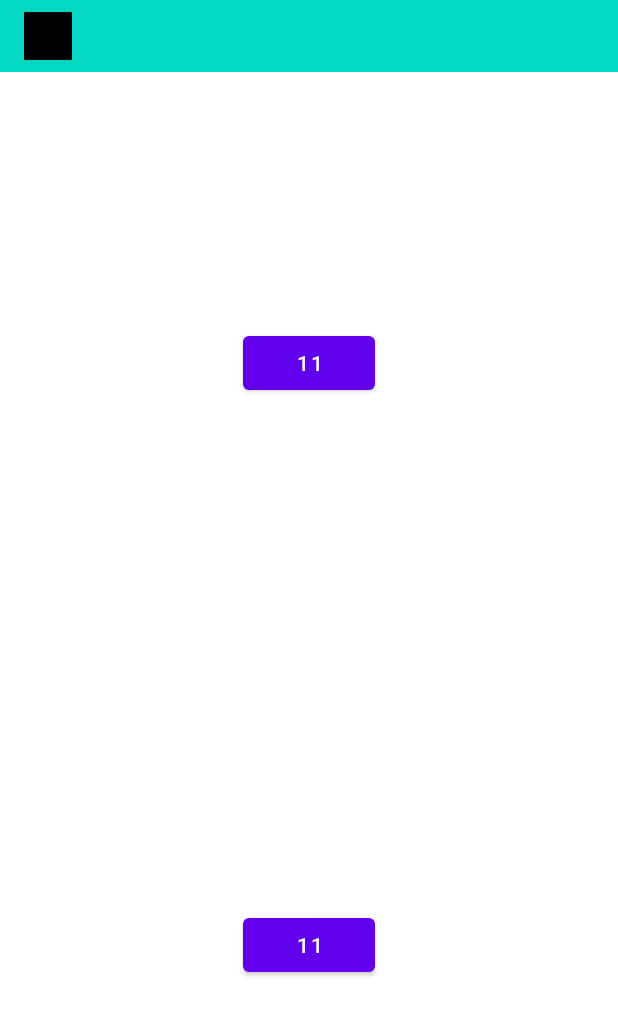
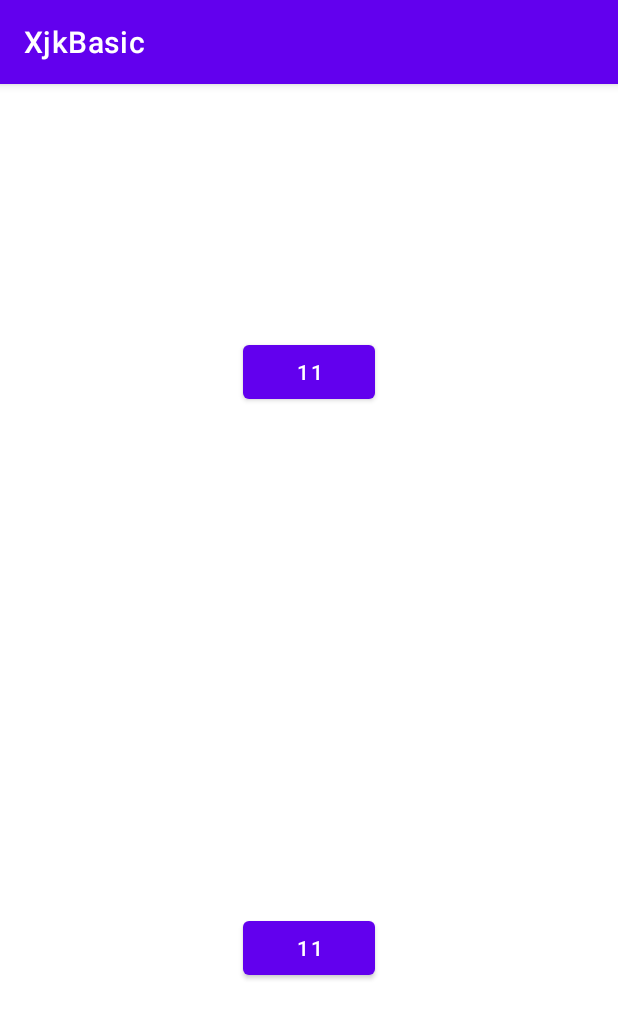
Before and after one commit to lianxin0119/XjkBasic, an Android app: the TestActivity screen opened directly, with no data from a screen before it, on a phone screen of 412 x 824 dp. Shown: the top 1019 px of the screen. Run offline under Robolectric (Android 15) with nearby library versions, the phone set to English and light mode, and no system bars; libraries missing offline, so code that uses them is left out: com.blankj.utilcode; 3 statements that could not run were skipped.

Commit message:
1.去掉BaseTitleActivity 2.todo:createSSLSocketFactory

```diff
--- a/app/src/main/AndroidManifest.xml
+++ b/app/src/main/AndroidManifest.xml
@@ -9,7 +9,7 @@
         android:label="@string/app_name"
         android:roundIcon="@mipmap/ic_launcher_round"
         android:supportsRtl="true"
-        android:theme="@style/Theme.Basic">
+        android:theme="@style/Theme.XjkBasic">
 
         <activity
             android:name=".ui.main.MainActivity"
--- a/app/src/main/java/com/xjk/basic/ui/main/MainActivity.kt
+++ b/app/src/main/java/com/xjk/basic/ui/main/MainActivity.kt
@@ -5,13 +5,13 @@ import com.blankj.utilcode.util.ToastUtils
 import com.xjk.base.app.BaseApplication
 import com.xjk.base.extand.click
 import com.xjk.base.integration.AppManager
-import com.xjk.base.ui.activity.BaseTitleActivity
+import com.xjk.base.ui.activity.BaseActivity
 import com.xjk.basic.databinding.ActivityMainBinding
-import org.kodein.di.generic.instance
 import com.xjk.basic.ui.test.activity.TestActivity
 import com.xjk.basic.ui.test.viewmodel.TestViewModel
+import org.kodein.di.generic.instance
 
-class MainActivity : BaseTitleActivity<ActivityMainBinding>() {
+class MainActivity : BaseActivity<ActivityMainBinding>() {
 
     override fun initViewBinding() = ActivityMainBinding.inflate(layoutInflater)
 
--- a/base/src/main/java/com/xjk/base/extand/PermissionsEx.kt
+++ b/base/src/main/java/com/xjk/base/extand/PermissionsEx.kt
@@ -25,5 +25,4 @@ fun FragmentActivity.requestPermissions(
                 onDenied?.invoke()
             }
         }
-
 }
--- a/base/src/main/java/com/xjk/base/net/http/converter/AbnormalRequestBodyConverter.kt
+++ b/base/src/main/java/com/xjk/base/net/http/converter/AbnormalRequestBodyConverter.kt
@@ -4,6 +4,7 @@ import com.google.gson.Gson
 import com.google.gson.TypeAdapter
 import okhttp3.MediaType.Companion.toMediaTypeOrNull
 import okhttp3.RequestBody
+import okhttp3.RequestBody.Companion.toRequestBody
 import okio.Buffer
 import retrofit2.Converter
 import java.io.OutputStreamWriter
@@ -27,6 +28,6 @@ class AbnormalRequestBodyConverter<T>(
         val jsonWriter = gson.newJsonWriter(writer)
         adapter.write(jsonWriter, value)
         jsonWriter.close()
-        return RequestBody.create(mediaType, buffer.readByteString())
+        return buffer.readByteString().toRequestBody(mediaType)
     }
 }
--- a/base/src/main/java/com/xjk/base/ui/activity/BaseActivity.kt
+++ b/base/src/main/java/com/xjk/base/ui/activity/BaseActivity.kt
@@ -29,7 +29,7 @@ abstract class BaseActivity<T : ViewBinding> : AppCompatActivity() {
     /**
      * 初始化ViewBinding, 并将对象设置到界面的contentView中
      */
-    internal open fun inflateViewBinding() {
+    open fun inflateViewBinding() {
         binding = initViewBinding()
         setContentView(binding.root)
     }
--- a/base/src/main/java/com/xjk/base/ui/activity/BaseTitleActivity.kt
+++ /dev/null
@@ -1,136 +0,0 @@
-package com.xjk.base.ui.activity
-
-import android.view.Gravity
-import android.widget.FrameLayout
-import android.widget.ImageView
-import android.widget.TextView
-import androidx.annotation.DrawableRes
-import androidx.annotation.StringRes
-import androidx.viewbinding.ViewBinding
-import com.xjk.base.databinding.BaseActivityBaseTitleBinding
-import com.xjk.base.databinding.BaseLayoutTitleBarBinding
-import com.xjk.base.extand.click
-import com.xjk.base.extand.visible
-
-/**
- * description : 带TitleBar的Activity基类
- *
- * Create by LianXin on 2022/7/30 13:44
- */
-abstract class BaseTitleActivity<T : ViewBinding> : BaseActivity<T>() {
-
-    /**
-     * titleBar的ViewBinding实例
-     */
-    private lateinit var headBinding: BaseLayoutTitleBarBinding
-
-    /**
-     * 设置界面标题的文字
-     */
-    protected var titleBarName: CharSequence? = null
-        set(value) {
-            if (this::headBinding.isInitialized) {
-                headBinding.tvTitleBarTitle.text = value
-            }
-            field = value
-        }
-
-    override fun inflateViewBinding() {
-        val viewBinding = BaseActivityBaseTitleBinding.inflate(layoutInflater)
-        headBinding = viewBinding.includeTitleBar
-        binding = initViewBinding()
-        initHeadView()
-        viewBinding.flContent.addView(
-            binding.root,
-            FrameLayout.LayoutParams.MATCH_PARENT,
-            FrameLayout.LayoutParams.MATCH_PARENT
-        )
-        setContentView(viewBinding.root)
-    }
-
-    /**
-     * 初始化界面的titleBar
-     */
-    private fun initHeadView() {
-        headBinding.tvTitleBarTitle.text = titleBarName
-        headBinding.ivTitleBarBack.click(this::onBackPressed)
-    }
-
-    // region 设置标题等相关信息
-
-    /**
-     * 界面标题设置到界面中间
-     */
-    protected fun setTitleOnCenter() {
-        headBinding.tvTitleBarTitle.gravity = Gravity.CENTER
-    }
-
-    /**
-     * 设置界面标题的样式
-     */
-    protected fun setTitleStyle(style: TextView.() -> Unit) {
-        headBinding.tvTitleBarTitle.apply(style)
-    }
-
-    // endregion
-
-    // region 设置右侧的按钮的回调/样式等
-
-    /**
-     * 设置右侧的按钮的回调
-     */
-    protected fun setRightOptionImg(@DrawableRes resId: Int, onClick: () -> Unit) {
-        headBinding.ivTitleBarOption.run {
-            setImageResource(resId)
-            visible()
-            click(onClick)
-        }
-    }
-
-    /**
-     * 设置右侧的按钮的回调
-     */
-    protected fun setRightOptionTv(@StringRes text: Int, onClick: () -> Unit) {
-        val str = getString(text)
-        setRightOptionTv(str, onClick)
-    }
-
-    /**
-     * 设置右侧的按钮的回调
-     */
-    protected fun setRightOptionTv(text: CharSequence, onClick: () -> Unit) {
-        headBinding.tvTitleBarOption.run {
-            setText(text)
-            visible()
-            click(onClick)
-        }
-    }
-
-    /**
-     * 设置右侧的按钮的回调
-     */
-    protected fun setRightOption(
-        @DrawableRes resId: Int,
-        text: CharSequence,
-        onClick: () -> Unit
-    ) {
-        setRightOptionImg(resId, onClick)
-        setRightOptionTv(text, onClick)
-    }
-
-    /**
-     * 设置右侧图片样式
-     */
-    protected fun setRightImgStyle(style: ImageView.() -> Unit) {
-        headBinding.ivTitleBarOption.apply(style)
-    }
-
-    /**
-     * 设置右侧文字样式
-     */
-    protected fun setRightIvStyle(style: TextView.() -> Unit) {
-        headBinding.tvTitleBarOption.apply(style)
-    }
-    // endregion
-
-}
--- a/base/src/main/res/layout/base_activity_base_title.xml
+++ /dev/null
@@ -1,25 +0,0 @@
-<?xml version="1.0" encoding="utf-8"?>
-<androidx.constraintlayout.widget.ConstraintLayout
-    xmlns:android="http://schemas.android.com/apk/res/android"
-    xmlns:app="http://schemas.android.com/apk/res-auto"
-    android:layout_width="match_parent"
-    android:layout_height="match_parent">
-
-    <include
-        android:id="@+id/include_title_bar"
-        layout="@layout/base_layout_title_bar"
-        app:layout_constraintEnd_toEndOf="parent"
-        app:layout_constraintStart_toStartOf="parent"
-        app:layout_constraintTop_toTopOf="parent" />
-
-
-    <FrameLayout
-        android:id="@+id/fl_content"
-        android:layout_width="0dp"
-        android:layout_height="0dp"
-        app:layout_constraintBottom_toBottomOf="parent"
-        app:layout_constraintEnd_toEndOf="parent"
-        app:layout_constraintStart_toStartOf="parent"
-        app:layout_constraintTop_toBottomOf="@id/include_title_bar" />
-
-</androidx.constraintlayout.widget.ConstraintLayout>
--- a/base/src/main/res/layout/base_layout_title_bar.xml
+++ /dev/null
@@ -1,62 +0,0 @@
-<?xml version="1.0" encoding="utf-8"?>
-<androidx.constraintlayout.widget.ConstraintLayout
-    xmlns:android="http://schemas.android.com/apk/res/android"
-    xmlns:app="http://schemas.android.com/apk/res-auto"
-    xmlns:tools="http://schemas.android.com/tools"
-    android:layout_width="match_parent"
-    android:layout_height="@dimen/base_title_bar_height"
-    android:background="@color/base_teal_200"
-    android:paddingHorizontal="@dimen/base_default_horizontal">
-
-    <ImageView
-        android:id="@+id/iv_title_bar_back"
-        android:layout_width="32dp"
-        android:layout_height="32dp"
-        android:contentDescription="@null"
-        android:src="@color/base_black"
-        app:layout_constraintBottom_toBottomOf="parent"
-        app:layout_constraintStart_toStartOf="parent"
-        app:layout_constraintTop_toTopOf="parent" />
-
-    <TextView
-        android:id="@+id/tv_title_bar_title"
-        android:layout_width="0dp"
-        android:layout_height="wrap_content"
-        android:layout_marginStart="16dp"
-        android:layout_marginEnd="16dp"
-        android:ellipsize="end"
-        android:gravity="start"
-        android:maxLines="1"
-        app:layout_constraintBottom_toBottomOf="parent"
-        app:layout_constraintEnd_toStartOf="@id/iv_title_bar_option"
-        app:layout_constraintStart_toEndOf="@id/iv_title_bar_back"
-        app:layout_constraintTop_toTopOf="parent"
-        app:layout_goneMarginStart="0dp"
-        tools:text="@string/app_name" />
-
-    <ImageView
-        android:id="@+id/iv_title_bar_option"
-        android:layout_width="24dp"
-        android:layout_height="24dp"
-        android:layout_marginEnd="16dp"
-        android:contentDescription="@null"
-        android:src="@color/base_black"
-        android:visibility="gone"
-        app:layout_constraintBottom_toBottomOf="parent"
-        app:layout_constraintEnd_toStartOf="@id/tv_title_bar_option"
-        app:layout_constraintTop_toTopOf="parent"
-        app:layout_goneMarginEnd="0dp"
-        tools:visibility="visible" />
-
-    <TextView
-        android:id="@+id/tv_title_bar_option"
-        android:layout_width="wrap_content"
-        android:layout_height="wrap_content"
-        android:visibility="gone"
-        app:layout_constraintBottom_toBottomOf="parent"
-        app:layout_constraintEnd_toEndOf="parent"
-        app:layout_constraintTop_toTopOf="parent"
-        tools:text="确定"
-        tools:visibility="visible" />
-
-</androidx.constraintlayout.widget.ConstraintLayout>
--- a/base/src/main/res/values-night/themes.xml
+++ b/base/src/main/res/values-night/themes.xml
@@ -1,16 +1,3 @@
-<resources xmlns:tools="http://schemas.android.com/tools">
-    <!-- Base application theme. -->
-    <style name="Theme.Basic" parent="Theme.MaterialComponents.DayNight.NoActionBar" tools:ignore="ResourceName">
-        <!-- Primary brand color. -->
-        <item name="colorPrimary">@color/base_purple_200</item>
-        <item name="colorPrimaryVariant">@color/base_purple_700</item>
-        <item name="colorOnPrimary">@color/base_black</item>
-        <!-- Secondary brand color. -->
-        <item name="colorSecondary">@color/base_teal_200</item>
-        <item name="colorSecondaryVariant">@color/base_teal_200</item>
-        <item name="colorOnSecondary">@color/base_black</item>
-        <!-- Status bar color. -->
-        <item name="android:statusBarColor" tools:targetApi="l">?attr/colorPrimaryVariant</item>
-        <!-- Customize your theme here. -->
-    </style>
+<resources>
+
 </resources>
--- a/base/src/main/res/values/themes.xml
+++ b/base/src/main/res/values/themes.xml
@@ -1,16 +1,3 @@
-<resources xmlns:tools="http://schemas.android.com/tools">
-    <!-- Base application theme. -->
-    <style name="Theme.Basic" parent="Theme.MaterialComponents.DayNight.NoActionBar" tools:ignore="ResourceName">
-        <!-- Primary brand color. -->
-        <item name="colorPrimary">@color/base_purple_500</item>
-        <item name="colorPrimaryVariant">@color/base_purple_700</item>
-        <item name="colorOnPrimary">@color/base_white</item>
-        <!-- Secondary brand color. -->
-        <item name="colorSecondary">@color/base_teal_200</item>
-        <item name="colorSecondaryVariant">@color/base_teal_700</item>
-        <item name="colorOnSecondary">@color/base_black</item>
-        <!-- Status bar color. -->
-        <item name="android:statusBarColor" tools:targetApi="l">?attr/colorPrimaryVariant</item>
-        <!-- Customize your theme here. -->
-    </style>
+<resources>
+
 </resources>
```
Also changed, not shown: app/src/main/java/com/xjk/basic/ui/test/activity/TestActivity.kt (+2 -2 lines), base/src/main/java/com/xjk/base/extand/TopEx.kt (+21 -0 lines), base/src/main/java/com/xjk/base/kodein/ClientModule.kt (+14 -12 lines), base/src/main/java/com/xjk/base/net/http/ssl/SslManager.kt (+20 -9 lines), 1 other file.
